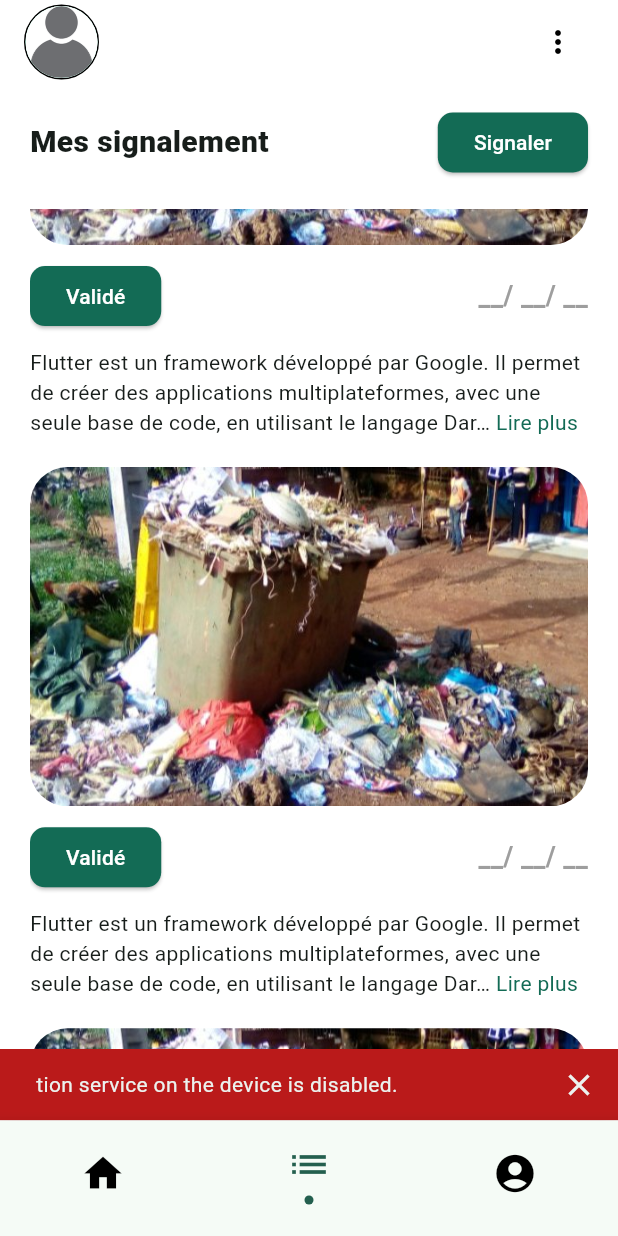
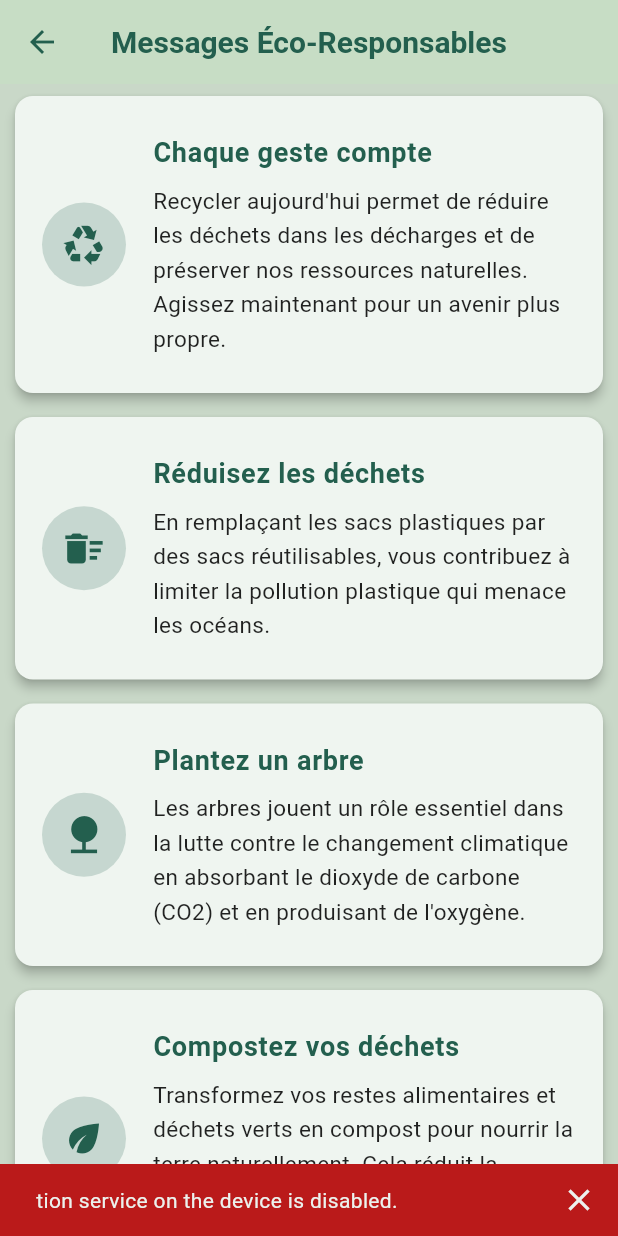
Before and after one commit to PurgaDev/Flutter, a Flutter app: the BaseLayout screen opened directly, item 2 of the bottom bar chosen, scrolled down 576 dp, after a tap on the "more vert" icon, on a phone screen of 412 x 824 dp. Run offline on Flutter 3.47's test engine with Material 3 defaults, Android fonts, the light colour scheme and no system bars; drawn by our look-alikes of readmore; our stand-ins replace geolocator, google_maps_flutter, image_picker, pin_code_fields, shared_preferences; accounts and stored records are empty; network calls fail.

Commit message:
messages et recuperation des dépots

```diff
--- /dev/null
+++ b/devtools_options.yaml
@@ -0,0 +1,3 @@
+description: This file stores settings for Dart & Flutter DevTools.
+documentation: https://docs.flutter.dev/tools/devtools/extensions#configure-extension-enablement-states
+extensions:
--- a/lib/pages/base_layout.dart
+++ b/lib/pages/base_layout.dart
@@ -8,6 +8,8 @@ import 'package:purga/pages/profile.dart';
 import 'package:http/http.dart' as http;
 import 'package:purga/model/server.dart';
 import 'package:shared_preferences/shared_preferences.dart';
+import 'package:purga/pages/messages.dart';
+
 
 class BaseLayout extends StatefulWidget {
   const BaseLayout({super.key});
@@ -163,7 +165,11 @@ class _BaseLayoutState extends State<BaseLayout> {
                   IconButton(
                     icon: const Icon(Icons.more_vert, color: Colors.black),
                     onPressed: () {
-                      // Ajouter une action ici
+                      Navigator.push(
+                        context,
+                        MaterialPageRoute(
+                            builder: (context) => const MessagePage()),
+                      );
                     },
                   ),
                 ],
--- /dev/null
+++ b/lib/pages/messages.dart
@@ -0,0 +1,149 @@
+import 'package:flutter/material.dart';
+
+class MessagePage extends StatefulWidget {
+  const MessagePage({super.key});
+
+  @override
+  State<MessagePage> createState() => _MessagePageState();
+}
+
+class _MessagePageState extends State<MessagePage> {
+  final List<Map<String, dynamic>> _messages = [
+    {
+      "title": "Chaque geste compte",
+      "content":
+          "Recycler aujourd'hui permet de réduire les déchets dans les décharges et de préserver nos ressources naturelles. Agissez maintenant pour un avenir plus propre.",
+      "icon": Icons.recycling,
+    },
+    {
+      "title": "Réduisez les déchets",
+      "content":
+          "En remplaçant les sacs plastiques par des sacs réutilisables, vous contribuez à limiter la pollution plastique qui menace les océans.",
+      "icon": Icons.delete_sweep,
+    },
+    {
+      "title": "Plantez un arbre",
+      "content":
+          "Les arbres jouent un rôle essentiel dans la lutte contre le changement climatique en absorbant le dioxyde de carbone (CO2) et en produisant de l'oxygène.",
+      "icon": Icons.nature,
+    },
+    {
+      "title": "Compostez vos déchets",
+      "content":
+          "Transformez vos restes alimentaires et déchets verts en compost pour nourrir la terre naturellement. Cela réduit la quantité de déchets envoyés aux décharges.",
+      "icon": Icons.eco,
+    },
+    {
+      "title": "Recyclage du papier",
+      "content":
+          "Recycler une tonne de papier permet de sauver 17 arbres, 26 000 litres d'eau et de réduire les émissions de CO2.",
+      "icon": Icons.menu_book,
+    },
+    {
+      "title": "Donnez vos vêtements",
+      "content":
+          "Plutôt que de jeter des vêtements usagés, donnez-les à des associations. Vous offrez ainsi une seconde vie à vos affaires tout en aidant ceux dans le besoin.",
+      "icon": Icons.volunteer_activism,
+    },
+    {
+      "title": "Marchez ou pédalez",
+      "content":
+          "Privilégiez la marche ou le vélo pour vos courts trajets. Cela diminue votre empreinte carbone et améliore votre santé.",
+      "icon": Icons.directions_bike,
+    },
+    {
+      "title": "Économisez l'eau",
+      "content":
+          "Ne laissez pas l'eau couler inutilement. En fermant le robinet, vous pouvez économiser plusieurs litres d'eau potable chaque jour.",
+      "icon": Icons.water_drop,
+    },
+    {
+      "title": "Réutilisez vos objets",
+      "content":
+          "Donnez une seconde vie à vos vieux objets. Transformez des bocaux en pots de fleurs ou des palettes en meubles.",
+      "icon": Icons.handyman,
+    },
+    {
+      "title": "Recyclez vos appareils électroniques",
+      "content":
+          "Les déchets électroniques contiennent des métaux précieux. Déposez-les dans des points de collecte spécialisés pour un recyclage adapté.",
+      "icon": Icons.phonelink_erase,
+    },
+    {
+      "title": "Optez pour des produits locaux",
+      "content":
+          "En achetant des produits locaux, vous réduisez l'empreinte carbone liée au transport et soutenez l'économie locale.",
+      "icon": Icons.local_florist,
+    },
+    {
+      "title": "Choisissez le verre",
+      "content":
+          "Contrairement au plastique, le verre est recyclable à l'infini sans perte de qualité. Favorisez les contenants en verre.",
+      "icon": Icons.local_drink,
+    },
+  ];
+
+  @override
+  Widget build(BuildContext context) {
+    return Scaffold(
+      appBar: AppBar(
+        title: const Text(
+          "Messages Éco-Responsables",
+          style: TextStyle(
+            color: Color(0xFF235F4E), // Couleur verte pour le thème
+            fontWeight: FontWeight.bold,
+            fontSize: 20,
+          ),
+        ),
+        centerTitle: true,
+        backgroundColor: const Color.fromARGB(255, 199, 221, 197),
+        elevation: 0,
+        iconTheme: const IconThemeData(color: Color(0xFF235F4E)),
+      ),
+      backgroundColor: const Color.fromARGB(255, 201, 216, 200),
+      body: ListView.builder(
+        itemCount: _messages.length,
+        itemBuilder: (context, index) {
+          return Card(
+            elevation: 3,
+            margin: const EdgeInsets.symmetric(vertical: 8, horizontal: 10),
+            shape: RoundedRectangleBorder(
+              borderRadius: BorderRadius.circular(12),
+            ),
+            child: ListTile(
+              contentPadding: const EdgeInsets.all(16),
+              leading: CircleAvatar(
+                radius: 30,
+                backgroundColor: const Color(0xFF235F4E).withOpacity(0.2),
+                child: Icon(
+                  _messages[index]['icon'],
+                  color: const Color(0xFF235F4E),
+                  size: 30,
+                ),
+              ),
+              title: Text(
+                _messages[index]['title'],
+                style: const TextStyle(
+                  fontWeight: FontWeight.bold,
+                  fontSize: 18,
+                  color: Color(0xFF235F4E),
+                ),
+              ),
+              subtitle: Padding(
+                padding: const EdgeInsets.only(top: 8.0),
+                child: Text(
+                  _messages[index]['content'],
+                  style: const TextStyle(
+                    fontSize: 15,
+                    color: Colors.black87,
+                    height: 1.5,
+                  ),
+                ),
+              ),
+            ),
+          );
+        },
+      ),
+    );
+  }
+}
--- a/lib/services/deposit_service.dart
+++ b/lib/services/deposit_service.dart
@@ -1,5 +1,6 @@
 import 'dart:convert';
 import 'package:http/http.dart' as http;
+import 'package:shared_preferences/shared_preferences.dart';
 import 'package:purga/model/server.dart';
 
 // Modèle de dépôt
@@ -27,15 +28,41 @@ class Deposit {
   }
 }
 
-// Fonction pour récupérer les dépôts depuis l'API
+// Fonction pour récupérer les dépôts depuis l'API avec un token d'authentification
 Future<List<Deposit>> fetchDeposits() async {
   final String url = '$server/api/deposit/read';
-  final response = await http.get(Uri.parse(url));
 
-  if (response.statusCode == 200) {
-    final List<dynamic> data = json.decode(response.body);
-    return data.map((json) => Deposit.fromJson(json)).toList();
-  } else {
-    throw Exception('Erreur lors du chargement des dépôts');
+  try {
+    // Récupérer le token depuis SharedPreferences
+    final SharedPreferences prefs = await SharedPreferences.getInstance();
+    final String? token = prefs.getString('user_auth_token');
+    print("voici le token \n");
+    print('Token récupéré : $token');
+    print("\nFin token");
+
+    if (token == null || token.isEmpty) {
+      throw Exception(
+          'Token d\'authentification manquant. Veuillez vous reconnecter.');
+    }
+
+    // Effectuer la requête HTTP avec le token dans l'en-tête
+    final response = await http.get(
+      Uri.parse(url),
+      headers: {
+        'Authorization': 'Bearer $token',
+        'Content-Type': 'application/json', // Facultatif, selon l'API
+      },
+    );
+
+    if (response.statusCode == 200) {
+      final List<dynamic> data = json.decode(response.body);
+      return data.map((json) => Deposit.fromJson(json)).toList();
+    } else {
+      throw Exception(
+          'Erreur ${response.statusCode} : ${response.reasonPhrase}');
+    }
+  } catch (e) {
+    print('Erreur lors de la récupération des dépôts : $e');
+    throw Exception('Impossible de charger les dépôts.');
   }
 }
```
